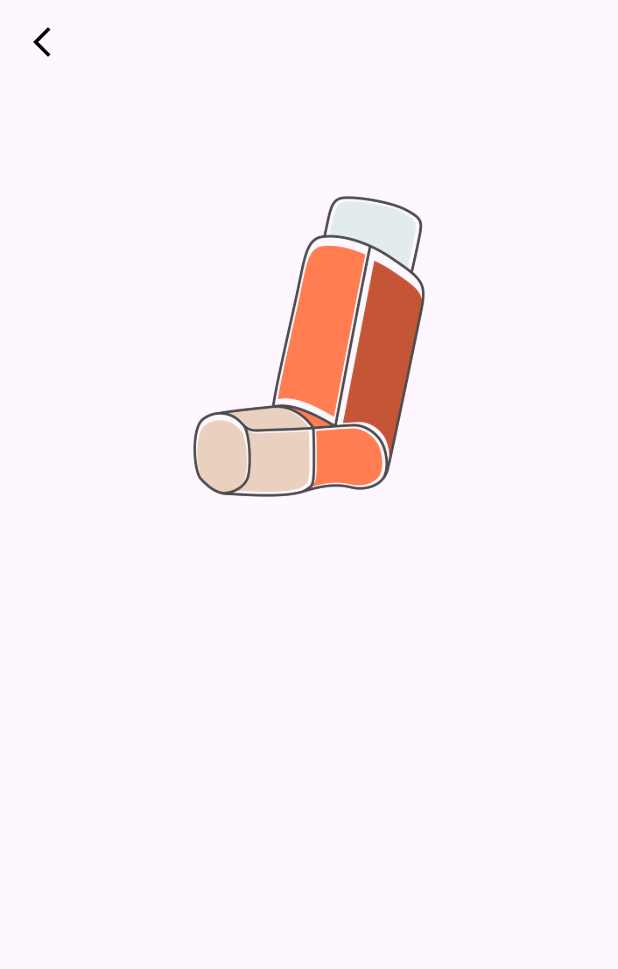
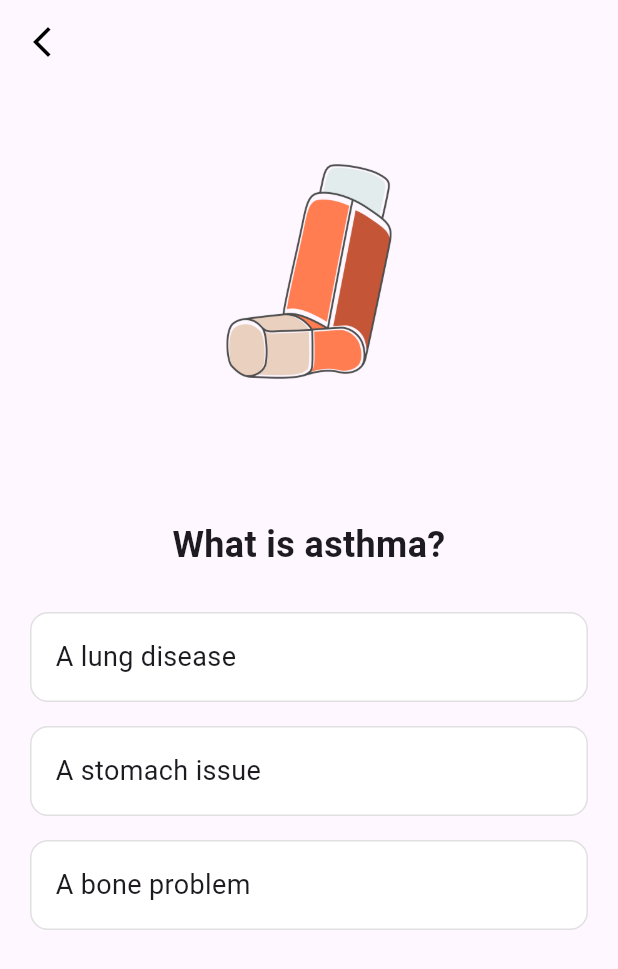
Before and after one commit to nadinnah/puffpal-usingFlutter, a Flutter app: the QuizzesGamesPage screen opened by its route, after a tap on "title1", on a phone screen of 412 x 824 dp. Shown: the top 969 px of the screen. Run offline on Flutter 3.47's test engine with Material 3 defaults, Android fonts, the light colour scheme and no system bars; our stand-ins replace cloud_firestore, curved_navigation_bar, firebase_auth, firebase_core, firebase_messaging, flutter_dotenv and 10 more; missing offline and left inert: android_alarm_manager_plus, pdfx; accounts and stored records are empty; network calls fail.

Commit message:
add quiz progress service

```diff
--- /dev/null
+++ b/lib/models/question.dart
@@ -0,0 +1,11 @@
+class QuestionModel {
+  final String question;
+  final List<String> options;
+  final String answer;
+
+  QuestionModel({
+    required this.question,
+    required this.options,
+    required this.answer,
+  });
+}
--- a/lib/models/quiz.dart
+++ b/lib/models/quiz.dart
@@ -1,50 +1,40 @@
-class QuizModel{
+import 'package:puffpal/models/question.dart';
+
+class QuizModel {
   final String title;
   final String noOfQuestions;
-  final String question;
-  final List<String> options;
-  final String answer;
   final String image;
+  final List<QuestionModel> questions;
 
-  QuizModel({ required this.title,
-  required this.noOfQuestions,
-  required this.question,
-  required this.options,
-  required this.answer,
-  required this.image,});
+  QuizModel({
+    required this.title,
+    required this.noOfQuestions,
+    required this.image,
+    required this.questions,
+  });
 }
 
 List<QuizModel> quizList = [
   QuizModel(
     title: 'title1',
-    noOfQuestions: '10 questions',
-    question: 'question1',
-    options: ['option1', 'option2', 'option3', 'option4', 'option5', 'option6'],
-    answer: 'option1',
+    noOfQuestions: '3 questions',
     image: 'lib/assets/images/inhaler3.png',
-  ),
-  QuizModel(
-    title: 'title2',
-    noOfQuestions: '5 questions',
-    question: 'question2',
-    options: ['option1', 'option2', 'option3', 'option4', 'option5'],
-    answer: 'option2',
-    image: 'lib/assets/images/trialAsthma.png',
-  ),
-  QuizModel(
-    title: 'title3',
-    noOfQuestions: '4 questions',
-    question: 'question3',
-    options: ['option1', 'option2', 'option3', 'option4'],
-    answer: 'option3',
-    image: 'lib/assets/images/trialAsthma - Copy.png',
-  ),
-  QuizModel(
-    title: 'title4',
-    noOfQuestions: '5 questions',
-    question: 'question4',
-    options: ['option1', 'option2', 'option3', 'option4', 'option5'],
-    answer: 'option1',
-    image: 'lib/assets/images/trialAsthma - Copy (2).png',
+    questions: [
+      QuestionModel(
+        question: 'What is asthma?',
+        options: ['A lung disease', 'A stomach issue', 'A bone problem'],
+        answer: 'A lung disease',
+      ),
+      QuestionModel(
+        question: 'Which device helps people with asthma?',
+        options: ['Inhaler', 'Thermometer', 'Bandage'],
+        answer: 'Inhaler',
+      ),
+      QuestionModel(
+        question: 'Asthma affects:',
+        options: ['Lungs', 'Eyes', 'Feet'],
+        answer: 'Lungs',
+      ),
+    ],
   ),
 ];
--- /dev/null
+++ b/lib/services/quiz_progress_service.dart
@@ -0,0 +1,22 @@
+import 'package:shared_preferences/shared_preferences.dart';
+
+class QuizProgressService {
+  static const String key = "playedQuizzes";
+
+  // Save quiz as played
+  static Future<void> markAsPlayed(String quizTitle) async {
+    final prefs = await SharedPreferences.getInstance();
+    List<String> played = prefs.getStringList(key) ?? [];
+    if (!played.contains(quizTitle)) {
+      played.add(quizTitle);
+      await prefs.setStringList(key, played);
+    }
+  }
+
+  // Check if quiz was played
+  static Future<bool> isPlayed(String quizTitle) async {
+    final prefs = await SharedPreferences.getInstance();
+    List<String> played = prefs.getStringList(key) ?? [];
+    return played.contains(quizTitle);
+  }
+}
--- a/lib/views/questions_page.dart
+++ b/lib/views/questions_page.dart
@@ -1,6 +1,6 @@
 import 'package:flutter/material.dart';
-
 import '../models/quiz.dart';
+import '../services/quiz_progress_service.dart';
 
 class QuestionsPage extends StatefulWidget {
   final QuizModel quiz;
@@ -12,21 +12,26 @@ class QuestionsPage extends StatefulWidget {
 }
 
 class _QuestionsPageState extends State<QuestionsPage> {
+  int currentQuestion = 0;
+  int score = 0;
+  String? selectedAnswer;
+  bool answered = false;
+
   @override
   Widget build(BuildContext context) {
+    final questionData = widget.quiz.questions[currentQuestion];
+
     return Scaffold(
-      appBar:AppBar(
+      appBar: AppBar(
         elevation: 0,
         leading: IconButton(
-          onPressed: () {
-            Navigator.pop(context);
-          },
+          onPressed: () => Navigator.pop(context),
           icon: Icon(Icons.arrow_back_ios_new, color: Colors.black),
         ),
       ),
-
       body: Column(
         children: [
+          // QUIZ IMAGE
           Padding(
             padding: EdgeInsets.only(bottom: 20),
             child: Hero(
@@ -34,14 +39,99 @@ class _QuestionsPageState extends State<QuestionsPage> {
               child: Center(
                 child: Image.asset(
                   widget.quiz.image,
-                  height: 350,
-                  width: 350,
-                )
+                  height: 250,
+                  width: 250,
+                ),
               ),
             ),
           ),
 
+          // QUESTION TEXT
+          Padding(
+            padding: const EdgeInsets.all(20.0),
+            child: Text(
+              questionData.question,
+              style: TextStyle(fontSize: 24, fontWeight: FontWeight.bold),
+              textAlign: TextAlign.center,
+            ),
+          ),
 
+          // OPTIONS
+          ...questionData.options.map((option) {
+            final bool isCorrect = option == questionData.answer;
+            final bool isSelected = option == selectedAnswer;
+
+            Color getColor() {
+              if (!answered) return Colors.white;
+
+              if (isSelected && isCorrect) return Colors.green.shade300;
+              if (isSelected && !isCorrect) return Colors.red.shade300;
+              if (!isSelected && isCorrect) return Colors.green.shade200;
+
+              return Colors.white;
+            }
+
+            return GestureDetector(
+              onTap: answered
+                  ? null
+                  : () {
+                setState(() {
+                  selectedAnswer = option;
+                  answered = true;
+                  if (isCorrect) score++;
+                });
+
+                // Next question after 1 sec
+                Future.delayed(Duration(seconds: 1), () {
+                  if (currentQuestion + 1 < widget.quiz.questions.length) {
+                    setState(() {
+                      currentQuestion++;
+                      answered = false;
+                      selectedAnswer = null;
+                    });
+                  } else {
+                    _showScoreDialog(context);
+                  }
+                });
+              },
+              child: Container(
+                width: double.infinity,
+                margin: EdgeInsets.symmetric(vertical: 8, horizontal: 20),
+                padding: EdgeInsets.all(16),
+                decoration: BoxDecoration(
+                  color: getColor(),
+                  borderRadius: BorderRadius.circular(12),
+                  border: Border.all(color: Colors.black12),
+                ),
+                child: Text(
+                  option,
+                  style: TextStyle(fontSize: 18),
+                ),
+              ),
+            );
+          }).toList(),
+        ],
+      ),
+    );
+  }
+
+  void _showScoreDialog(BuildContext context) async {
+    await QuizProgressService.markAsPlayed(widget.quiz.title);
+
+    showDialog(
+      context: context,
+      builder: (_) => AlertDialog(
+        title: Text("Quiz Completed!"),
+        content: Text("Your score is $score out of ${widget.quiz.questions.length}"),
+        actions: [
+          TextButton(
+            child: Text("OK"),
+            onPressed: () {
+              Navigator.pop(context); // Close dialog
+              Navigator.pop(context); // Go back to quiz list
+
+            },
+          )
         ],
       ),
     );
--- a/lib/views/quizzes_games_page.dart
+++ b/lib/views/quizzes_games_page.dart
@@ -5,6 +5,7 @@ import 'package:puffpal/views/questions_page.dart';
 
 import '../l10n/app_localizations.dart';
 import '../models/quiz.dart';
+import '../services/quiz_progress_service.dart';
 
 class QuizzesGamesPage extends StatefulWidget {
   const QuizzesGamesPage({super.key});
@@ -15,6 +16,22 @@ class QuizzesGamesPage extends StatefulWidget {
 
 class _QuizzesGamesPageState extends State<QuizzesGamesPage> {
   final bool played = false;
+  Map<String, bool> playedQuizzes = {};
+
+  @override
+  void initState() {
+    super.initState();
+    loadProgress();
+  }
+
+  void loadProgress() async {
+    for (var quiz in quizList) {
+      bool played = await QuizProgressService.isPlayed(quiz.title);
+      playedQuizzes[quiz.title] = played;
+    }
+    setState(() {});
+  }
+
 
   @override
   Widget build(BuildContext context) {
@@ -128,17 +145,10 @@ class _QuizzesGamesPageState extends State<QuizzesGamesPage> {
                                         border: Border.all(color: Colors.white70),
                                         borderRadius: BorderRadius.circular(10),
                                       ),
-                                      child: played
-                                          ? Icon(
-                                              Icons.done,
-                                              color: Colors.white,
-                                              size: 30,
-                                            )
-                                          : Icon(
-                                              Icons.play_arrow,
-                                              color: Colors.white,
-                                              size: 30,
-                                            ),
+                                      child: playedQuizzes[quizList[index].title] == true
+                                          ? Icon(Icons.done, color: Colors.white, size: 30)
+                                          : Icon(Icons.play_arrow, color: Colors.white, size: 30),
+
                                     ),
                                     SizedBox(height: 10),
                                     Text(
```
